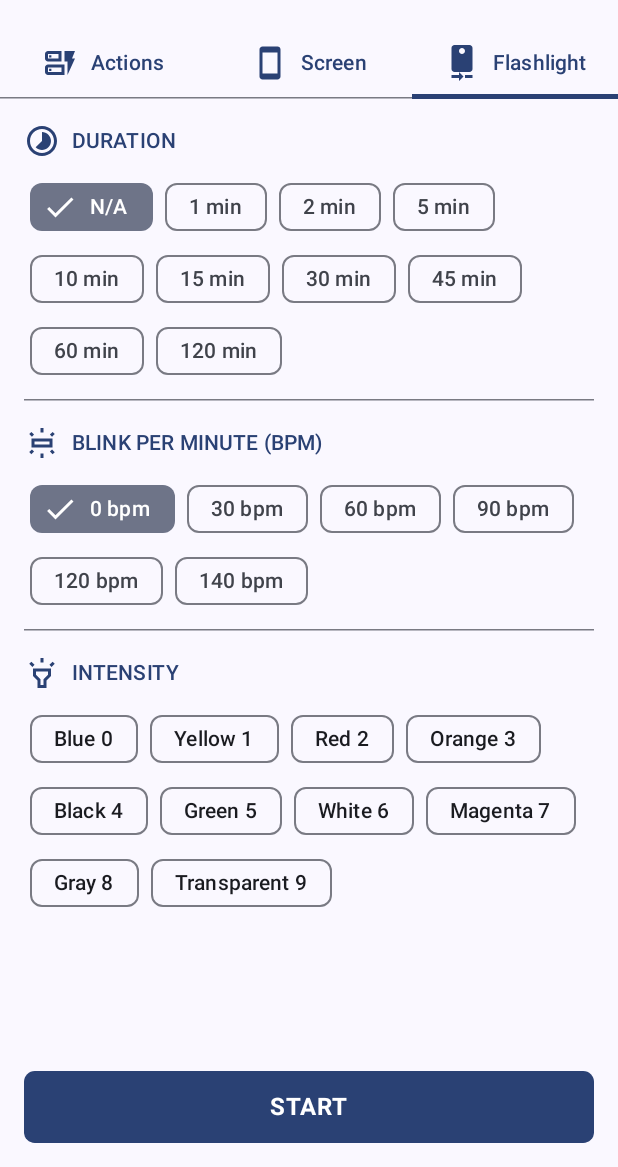
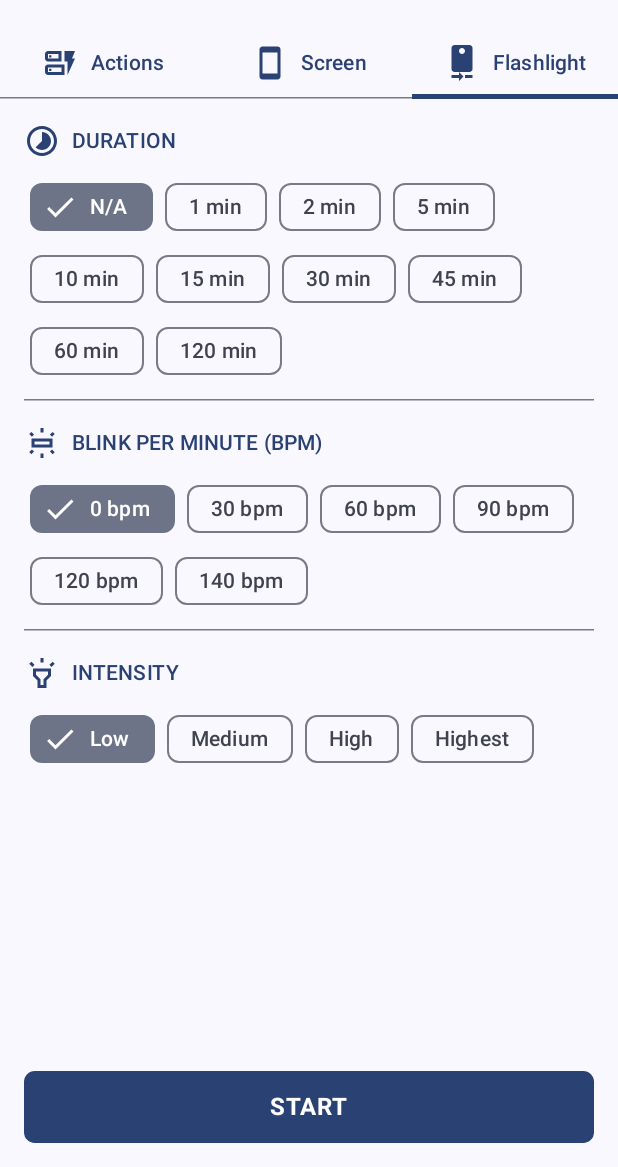
Before and after one commit to BitMavrick/Lumolight, an Android app built with Jetpack Compose: the screen it shows after launch (MainActivity), tab 3 chosen, on a phone screen of 412 x 824 dp, the part 69-1236 px from its top. Run offline under Robolectric (Android 15) with nearby library versions, the phone set to English and light mode, and no system bars; our stand-ins replace Dagger/Hilt's generated code.

Commit message:
Done for today

```diff
--- a/app/src/main/java/com/bitmavrick/lumolight/ui/tab/flashlight/Flashlight.kt
+++ b/app/src/main/java/com/bitmavrick/lumolight/ui/tab/flashlight/Flashlight.kt
@@ -17,7 +17,6 @@ import androidx.compose.material.icons.filled.Done
 import androidx.compose.material.icons.outlined.Fluorescent
 import androidx.compose.material.icons.outlined.Highlight
 import androidx.compose.material.icons.outlined.Timelapse
-import androidx.compose.material3.AssistChip
 import androidx.compose.material3.FilterChip
 import androidx.compose.material3.HorizontalDivider
 import androidx.compose.material3.Icon
@@ -32,6 +31,7 @@ import androidx.compose.ui.unit.dp
 import androidx.compose.ui.util.fastForEachIndexed
 import androidx.lifecycle.viewmodel.compose.viewModel
 import com.bitmavrick.lumolight.util.BpmValue
+import com.bitmavrick.lumolight.util.IntensityValue
 import com.bitmavrick.lumolight.util.TimeDuration
 
 @OptIn(ExperimentalLayoutApi::class)
@@ -40,11 +40,6 @@ fun FlashlightScreen(
     viewModel: FlashlightViewModel
 ) {
     val uiState = viewModel.uiState.collectAsState().value
-
-    val colorNames = listOf(
-        "Blue", "Yellow", "Red", "Orange", "Black", "Green",
-        "White", "Magenta", "Gray", "Transparent"
-    )
 
     Column(
         Modifier
@@ -159,8 +154,7 @@ fun FlashlightScreen(
                 }
             }
 
-
-            item{
+            item {
                 HorizontalDivider(
                     Modifier.padding(vertical = 8.dp)
                 )
@@ -184,9 +178,7 @@ fun FlashlightScreen(
                         modifier = Modifier.padding(start = 8.dp)
                     )
                 }
-            }
 
-            item {
                 Column {
                     FlowRow(
                         Modifier
@@ -194,13 +186,23 @@ fun FlashlightScreen(
                             .wrapContentHeight(align = Alignment.Top),
                         horizontalArrangement = Arrangement.Start,
                     ) {
-                        colorNames.fastForEachIndexed { index, element ->
-                            AssistChip(
+                        IntensityValue.list.fastForEachIndexed { index, element ->
+                            FilterChip(
                                 modifier = Modifier
                                     .padding(horizontal = 4.dp)
                                     .align(alignment = Alignment.CenterVertically),
-                                onClick = { /* do something*/ },
-                                label = { Text("$element $index") }
+                                selected = index == uiState.flashlightIntensityIndex,
+                                onClick = { viewModel.updateFlashlightIntensity(index, element.value) },
+                                label = { Text(element.title) },
+                                leadingIcon = if(index == uiState.flashlightIntensityIndex){
+                                    {
+                                        Icon(
+                                            imageVector = Icons.Filled.Done,
+                                            contentDescription = "Done Icon")
+                                    }
+                                } else {
+                                    null
+                                }
                             )
                         }
                     }
--- a/app/src/main/java/com/bitmavrick/lumolight/ui/tab/flashlight/FlashlightUiState.kt
+++ b/app/src/main/java/com/bitmavrick/lumolight/ui/tab/flashlight/FlashlightUiState.kt
@@ -6,5 +6,5 @@ data class FlashlightUiState (
     val flashlightBpmIndex : Int = 0,
     val flashlightBpmValue : Int = 0,
     val flashlightIntensityIndex : Int = 0,
-    val flashlightIntensityValue : Int = 0,
+    val flashlightIntensityValue : String = "LOW",
 )
--- a/app/src/main/java/com/bitmavrick/lumolight/ui/tab/flashlight/FlashlightViewModel.kt
+++ b/app/src/main/java/com/bitmavrick/lumolight/ui/tab/flashlight/FlashlightViewModel.kt
@@ -27,7 +27,7 @@ class FlashlightViewModel : ViewModel() {
         }
     }
 
-    fun updateFlashlightIntensity(index: Int, value : Int){
+    fun updateFlashlightIntensity(index: Int, value : String){
         _uiState.update {
             it.copy(
                 flashlightIntensityIndex = index,
--- a/app/src/main/java/com/bitmavrick/lumolight/util/CommonValues.kt
+++ b/app/src/main/java/com/bitmavrick/lumolight/util/CommonValues.kt
@@ -67,6 +67,22 @@ class BpmValue{
     }
 }
 
+class IntensityValue{
+    companion object {
+        val list : List<Intensity> = listOf(
+            Intensity("Low", "LOW"),
+            Intensity("Medium", "MEDIUM"),
+            Intensity("High", "HIGH"),
+            Intensity("Highest", "HIGHEST"),
+        )
+    }
+}
+
+data class Intensity(
+    val title: String,
+    val value: String,
+)
+
 
 data class Duration(
     val duration: String,
```
